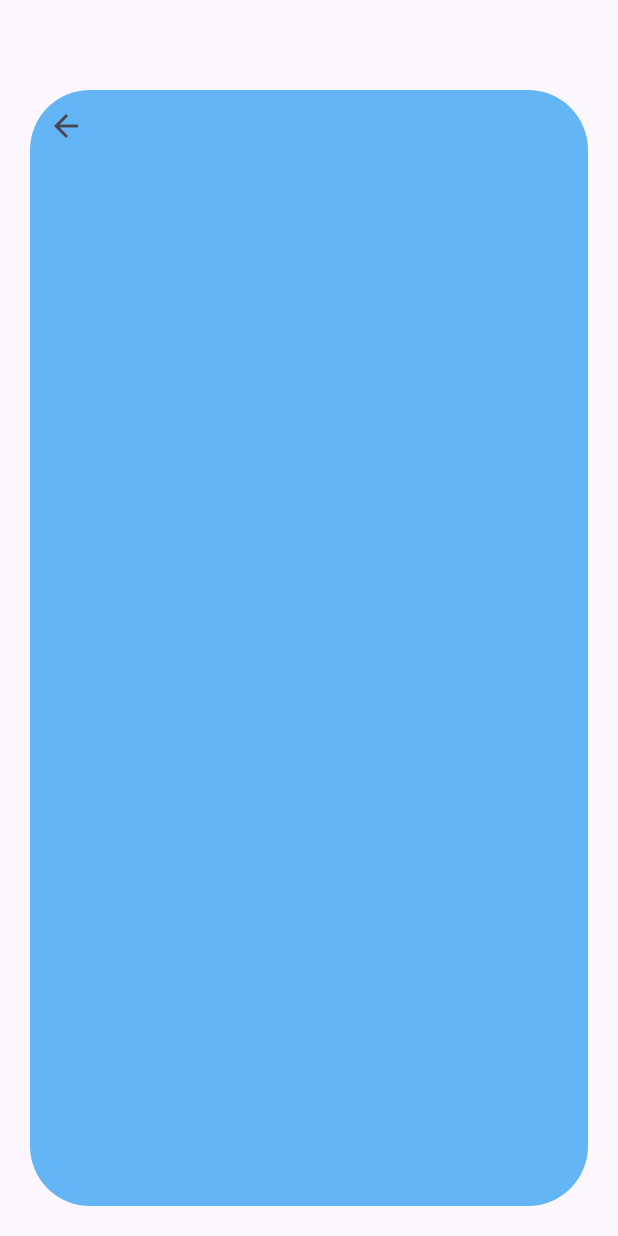
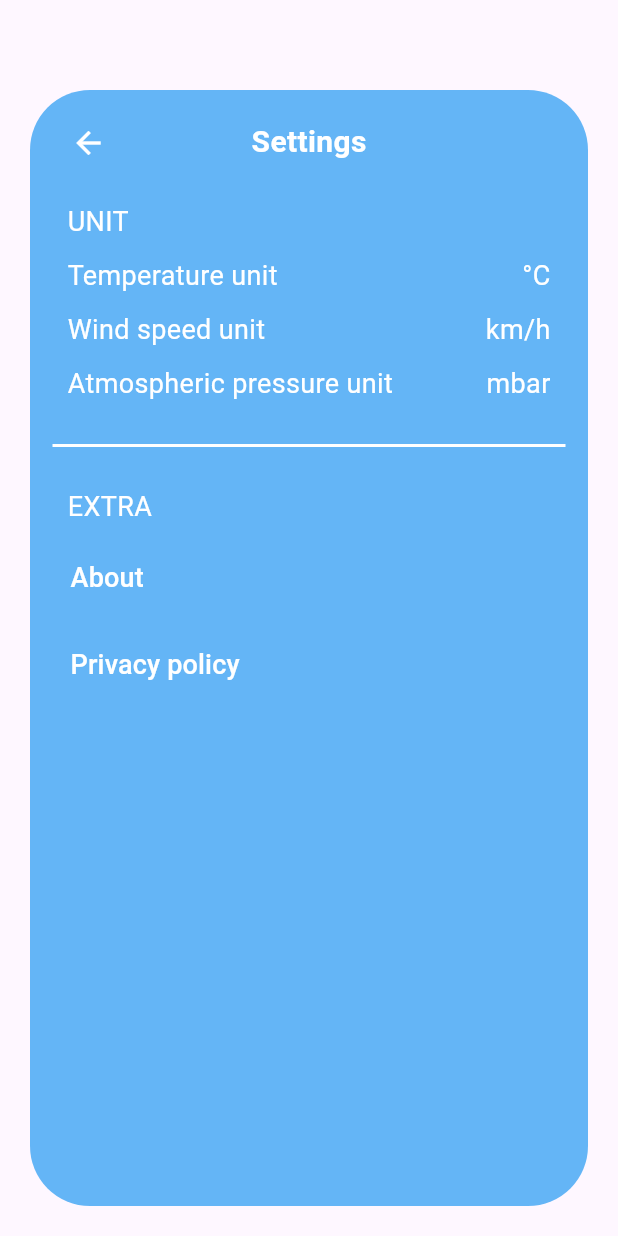
Before and after one commit to VLad345406/flutter_weather_forecast, a Flutter app: the SettingsScreen screen opened directly, on a phone screen of 412 x 824 dp. Run offline on Flutter 3.47's test engine with Material 3 defaults, Android fonts, the phone set to English and light mode, and no system bars; our stand-ins replace flutter_svg, weather_icons; network calls fail.

Commit message:
Made settings_screen interface

```diff
--- a/lib/screens/home_screen.dart
+++ b/lib/screens/home_screen.dart
@@ -108,7 +108,7 @@ class _HomeScreenState extends State<HomeScreen> {
                                       context,
                                       MaterialPageRoute(
                                         builder: (context) =>
-                                        const SettingsScreen(),
+                                            const SettingsScreen(),
                                       ),
                                     );
                                   },
@@ -200,7 +200,7 @@ class _HomeScreenState extends State<HomeScreen> {
                     ),
                   ),
                   Container(
-                    height: 154,
+                    height: 160,
                     color: Colors.blue[300],
                     child: Column(
                       crossAxisAlignment: CrossAxisAlignment.start,
--- a/lib/screens/settings_screen.dart
+++ b/lib/screens/settings_screen.dart
@@ -6,27 +6,168 @@ class SettingsScreen extends StatelessWidget {
   @override
   Widget build(BuildContext context) {
     return Scaffold(
-      body: Padding(
-        padding: const EdgeInsets.only(
-          top: 60,
-          left: 20,
-          right: 20,
-          bottom: 20,
-        ),
-        child: Container(
+      body: Container(
+        margin: const EdgeInsets.only(top: 60, left: 20, right: 20, bottom: 20),
         decoration: BoxDecoration(
           color: Colors.blue[300],
           borderRadius: BorderRadius.circular(40),
         ),
-          child: ListView(
+        child: Padding(
+          padding: const EdgeInsets.all(15),
+          child: Column(
+            crossAxisAlignment: CrossAxisAlignment.start,
             children: [
-              Row(
+              SizedBox(
+                width: MediaQuery.of(context).size.width,
+                height: 40,
+                child: Stack(
                   children: [
                     IconButton(
-                    onPressed: () {},
-                    icon: const Icon(Icons.arrow_back),
+                      onPressed: () {
+                        Navigator.pop(context);
+                      },
+                      icon: const Icon(
+                        Icons.arrow_back,
+                        color: Colors.white,
+                      ),
+                    ),
+                    const Align(
+                      alignment: Alignment.center,
+                      child: Text(
+                        'Settings',
+                        style: TextStyle(
+                          color: Colors.white,
+                          fontSize: 20,
+                          fontWeight: FontWeight.w700,
+                        ),
+                      ),
                     ),
                   ],
+                ),
+              ),
+              //UNIT
+              const Padding(
+                padding: EdgeInsets.only(top: 20, left: 10, right: 10),
+                child: Text(
+                  'UNIT',
+                  style: TextStyle(
+                    color: Colors.white,
+                    fontSize: 18,
+                  ),
+                ),
+              ),
+              //Temperature unit
+              const Padding(
+                padding: EdgeInsets.only(top: 10, left: 10, right: 10),
+                child: Row(
+                  mainAxisAlignment: MainAxisAlignment.spaceBetween,
+                  children: [
+                    Text(
+                      'Temperature unit',
+                      style: TextStyle(
+                        color: Colors.white,
+                        fontSize: 18,
+                      ),
+                    ),
+                    Text(
+                      '°C',
+                      style: TextStyle(
+                        color: Colors.white,
+                        fontSize: 18,
+                      ),
+                    ),
+                  ],
+                ),
+              ),
+              //Wind speed unit
+              const Padding(
+                padding: EdgeInsets.only(top: 10, left: 10, right: 10),
+                child: Row(
+                  mainAxisAlignment: MainAxisAlignment.spaceBetween,
+                  children: [
+                    Text(
+                      'Wind speed unit',
+                      style: TextStyle(
+                        color: Colors.white,
+                        fontSize: 18,
+                      ),
+                    ),
+                    Text(
+                      'km/h',
+                      style: TextStyle(
+                        color: Colors.white,
+                        fontSize: 18,
+                      ),
+                    ),
+                  ],
+                ),
+              ),
+              //Atmospheric pressure unit
+              const Padding(
+                padding: EdgeInsets.only(top: 10, left: 10, right: 10),
+                child: Row(
+                  mainAxisAlignment: MainAxisAlignment.spaceBetween,
+                  children: [
+                    Text(
+                      'Atmospheric pressure unit',
+                      style: TextStyle(
+                        color: Colors.white,
+                        fontSize: 18,
+                      ),
+                    ),
+                    Text(
+                      'mbar',
+                      style: TextStyle(
+                        color: Colors.white,
+                        fontSize: 18,
+                      ),
+                    ),
+                  ],
+                ),
+              ),
+              const SizedBox(height: 20,),
+              const Divider(
+                color: Colors.white,
+                thickness: 2,
+              ),
+              //Extra
+              const Padding(
+                padding: EdgeInsets.only(top: 20, left: 10),
+                child: Text(
+                  'EXTRA',
+                  style: TextStyle(
+                    color: Colors.white,
+                    fontSize: 18,
+                  ),
+                ),
+              ),
+              //About
+              Padding(
+                padding: const EdgeInsets.only(top: 10),
+                child: TextButton(
+                  onPressed: () {},
+                  child: const Text(
+                    'About',
+                    style: TextStyle(
+                      color: Colors.white,
+                      fontSize: 18,
+                    ),
+                  ),
+                ),
+              ),
+              //Privacy policy
+              Padding(
+                padding: const EdgeInsets.only(top: 10),
+                child: TextButton(
+                  onPressed: () {  },
+                  child: const Text(
+                    'Privacy policy',
+                    style: TextStyle(
+                      color: Colors.white,
+                      fontSize: 18,
+                    ),
+                  ),
+                ),
               ),
             ],
           ),
```
Lines whose indentation alone changed are shown as unchanged.
